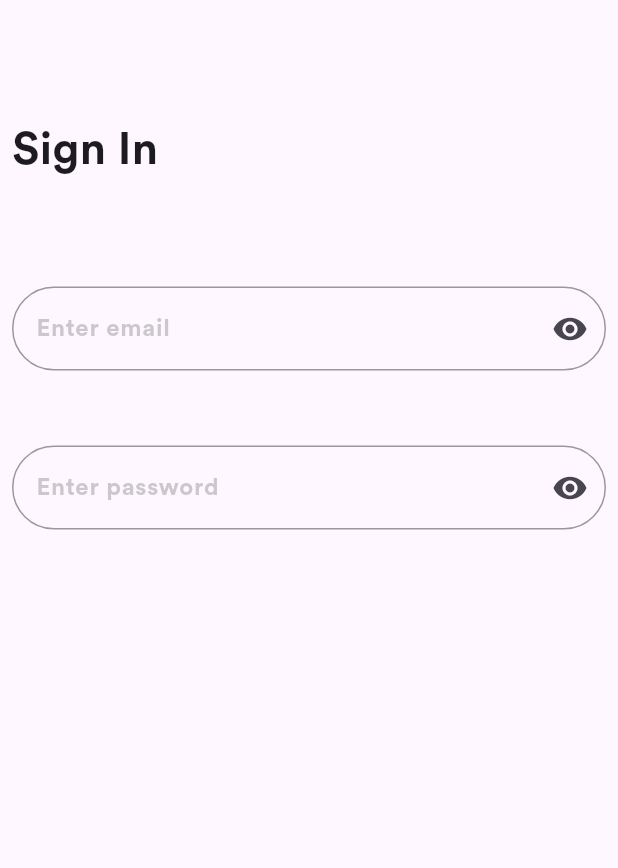
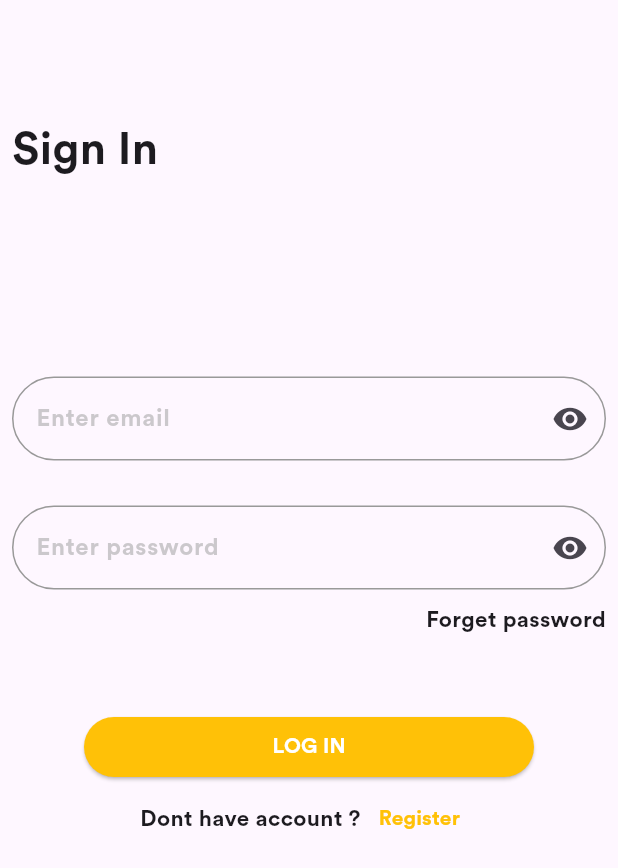
Before and after one commit to Azeemmtk/ALIF_ELECTRONICS, a Flutter app: the screen it shows after launch, on a phone screen of 412 x 824 dp. Shown: the top 868 px of the screen. Run offline on Flutter 3.47's test engine with Material 3 defaults, Android fonts, the phone set to English and light mode, and no system bars.

Commit message:
login latest1

```diff
--- a/lib/module/auth/login_page.dart
+++ b/lib/module/auth/login_page.dart
@@ -4,26 +4,20 @@ import 'package:flutter/cupertino.dart';
 import 'package:flutter/material.dart';
 import 'package:flutter/painting.dart';
 import 'package:flutter/rendering.dart';
+import 'package:flutter/widgets.dart';
 
 import '../../widgets/custom_text_field.dart';
 
 class loginpage extends StatelessWidget {
-   loginpage({super.key});
+  loginpage({super.key});
 
   final _emailCntroller = TextEditingController();
   final _passwordController = TextEditingController();
 
   @override
   Widget build(BuildContext context) {
-    return  Scaffold(
+    return Scaffold(
         body: Padding(
-
-
-
-
-
-
-
       padding: const EdgeInsets.all(8.0),
       child: Column(
         crossAxisAlignment: CrossAxisAlignment.start,
@@ -36,20 +30,59 @@ class loginpage extends StatelessWidget {
             style: TextStyle(fontFamily: 'circular_bold', fontSize: 30),
           ),
           const SizedBox(
-            height: 70,
+            height: 130,
           ),
           CustomTextField(
             controller: _emailCntroller,
             hintText: "Enter email",
           ),
           const SizedBox(
-            height: 50,
+            height: 30,
           ),
           CustomTextField(
             controller: _passwordController,
             hintText: "Enter password",
           ),
-
+          const SizedBox(
+            height: 10,
+          ),
+          const Align(
+            alignment: Alignment.centerRight,
+            child: Text(
+              "Forget password",
+              style: TextStyle(fontFamily: 'circular_bold', fontSize: 15),
+              textAlign: TextAlign.left,
+            ),
+          ),
+          const SizedBox(
+            height: 50,
+          ),
+          Center(
+            child: SizedBox(
+              width: 300,
+              child: ElevatedButton(
+                onPressed: () {},
+                style: ElevatedButton.styleFrom(backgroundColor: Colors.amber),
+                child:
+                    const Text("LOG IN", style: TextStyle(color: Colors.white)),
+              ),
+            ),
+          ),
+          Row(
+            mainAxisAlignment: MainAxisAlignment.center,
+            children: [
+              const Center(
+                child: Text(
+                  "Dont have account ?",
+                  style: TextStyle(fontFamily: 'circular_bold', fontSize: 15),
+                ),
+              ),
+              TextButton(
+                  onPressed: () {},
+                  child: const Text("Register",
+                      style: TextStyle(color: Colors.amber)))
+            ],
+          ),
         ],
       ),
     ));
```
